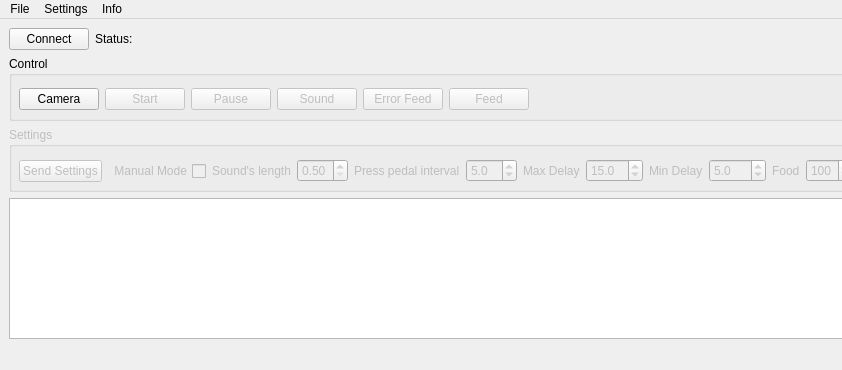
Before: the Qt Designer form mainwindow.ui in ByxoiPetrovi4/RabbitExperimentGUI, drawn with Qt 5; both pictures show x 0 to 842 and y 0 to 370 of the 1280 by 370 pixel window.
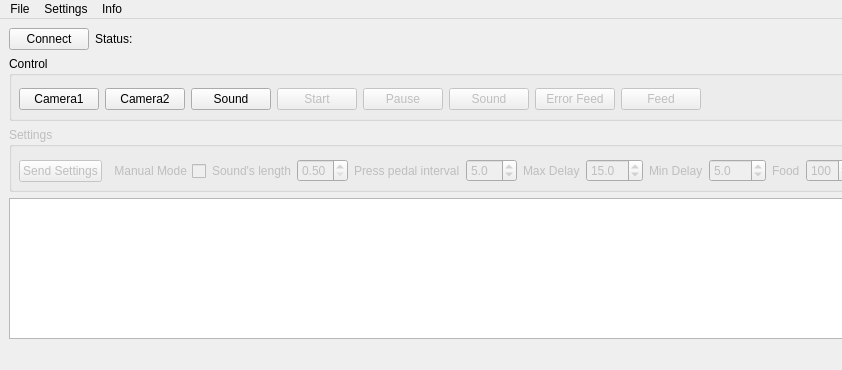
After: the same form once the commit is applied.

Commit message: Changes with sound, exp pre.

What changed in the file:
```diff
--- a/mainwindow.ui
+++ b/mainwindow.ui
@@ -103,7 +103,21 @@
              <bool>true</bool>
             </property>
             <property name="text">
-             <string>Camera</string>
+             <string>Camera1</string>
+            </property>
+           </widget>
+          </item>
+          <item>
+           <widget class="QPushButton" name="camera2Button">
+            <property name="text">
+             <string>Camera2</string>
+            </property>
+           </widget>
+          </item>
+          <item>
+           <widget class="QPushButton" name="recordSoundButton">
+            <property name="text">
+             <string>Sound</string>
             </property>
            </widget>
           </item>
```
The commit also changes 12 other files.
